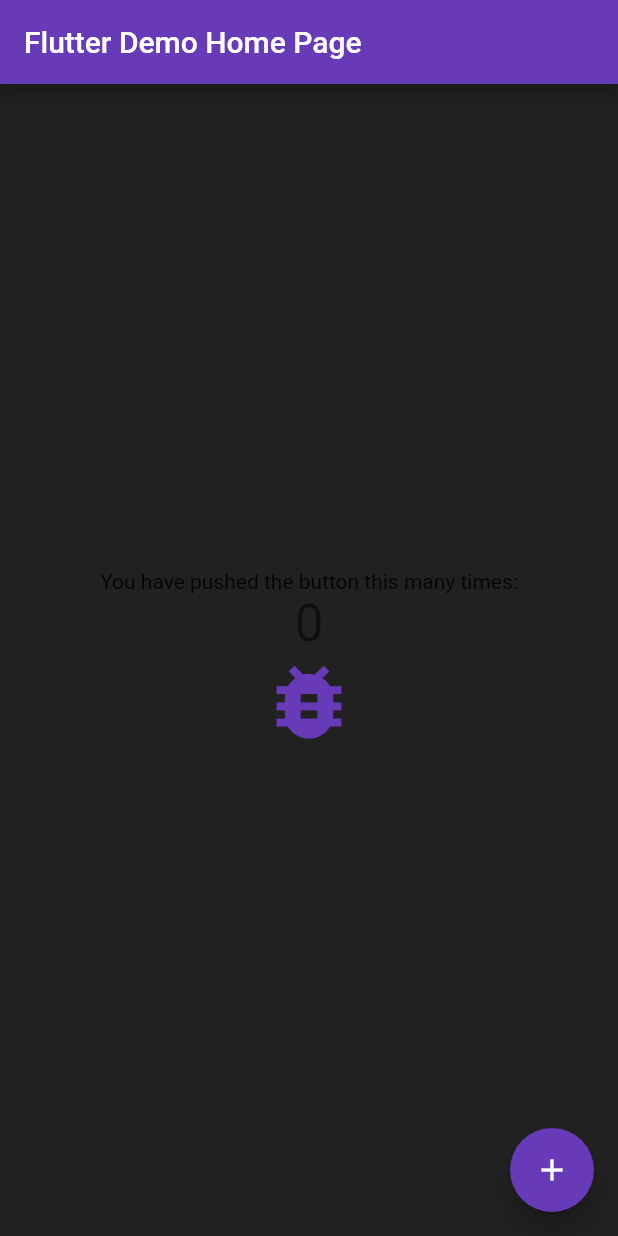
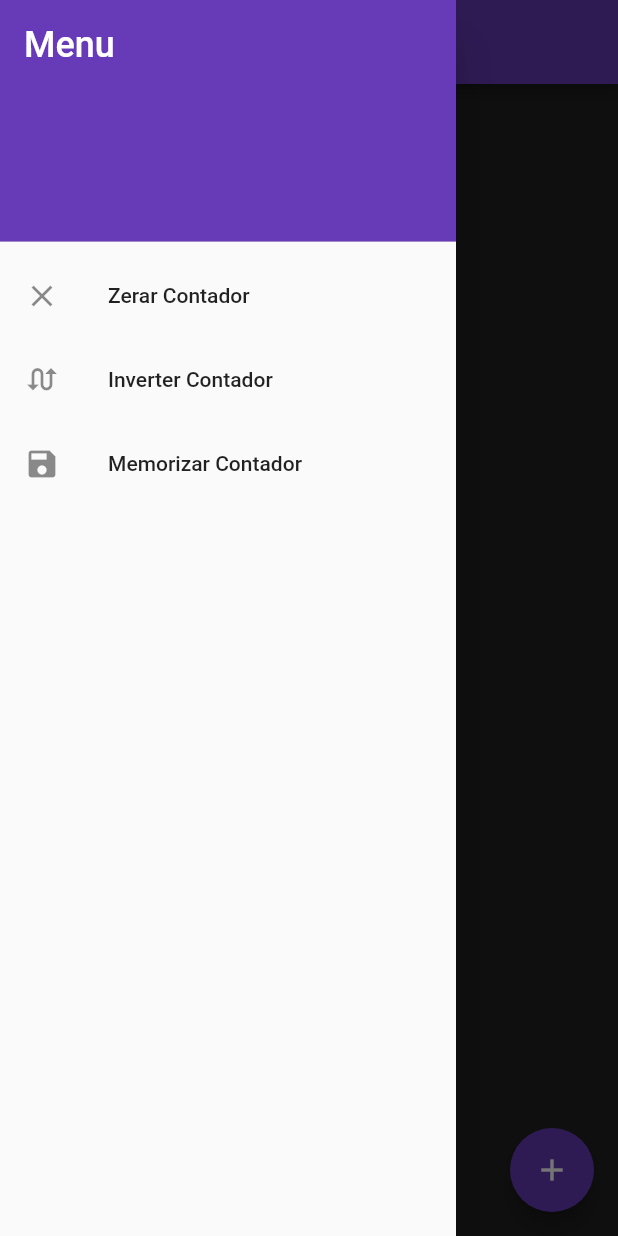
Before and after one commit to Gabriel-Hen/introdu-oFlutter, a Flutter app: the screen it shows after launch, with the side drawer open (before the commit the screen has no drawer), on a phone screen of 412 x 824 dp. Run offline on Flutter 3.47's test engine with Material 2 defaults, Android fonts, the phone set to English and light mode, and no system bars.

Commit message:
Exercicio matinal. Criacao de funcoes

```diff
--- a/lib/main.dart
+++ b/lib/main.dart
@@ -1,6 +1,5 @@
 import 'package:flutter/material.dart';
-import 'package:introducao_flutter/fiscal.dart';
-import 'package:introducao_flutter/model.dart';
+import 'package:introducao_flutter/my_home_page.dart';
 
 void main() {
   runApp(const MyApp());
@@ -13,102 +12,11 @@ class MyApp extends StatelessWidget {
   @override
   Widget build(BuildContext context) {
     return MaterialApp(
-      title: 'Flutter Demo',
-      theme: ThemeData(
-        primarySwatch: Colors.deepPurple,
-        scaffoldBackgroundColor: Colors.grey.shade900
-      ),
-      home: const MyHomePage(title: 'Flutter Demo Home Page'),
-    );
+        title: 'Flutter Demo',
+        theme: ThemeData(
+            primarySwatch: Colors.deepPurple,
+            scaffoldBackgroundColor: Colors.grey.shade900),
+        home: const MyHomePage(),
+        debugShowCheckedModeBanner: false,);
   }
 }
-
-class MyHomePage extends StatefulWidget {
-  const MyHomePage({Key? key, required this.title}) : super(key: key);
-
-  // This widget is the home page of your application. It is stateful, meaning
-  // that it has a State object (defined below) that contains fields that affect
-  // how it looks.
-
-  // This class is the configuration for the state. It holds the values (in this
-  // case the title) provided by the parent (in this case the App widget) and
-  // used by the build method of the State. Fields in a Widget subclass are
-  // always marked "final".
-
-  final String title;
-
-  @override
-  State<MyHomePage> createState() => _MyHomePageState();
-}
-
-class _MyHomePageState extends State<MyHomePage> {
-  int _counter = 0;
-
-  void _incrementCounter() {
-    mainEntidades();
-    mainNotaFiscal();
-    setState(() {
-      // This call to setState tells the Flutter framework that something has
-      // changed in this State, which causes it to rerun the build method below
-      // so that the display can reflect the updated values. If we changed
-      // _counter without calling setState(), then the build method would not be
-      // called again, and so nothing would appear to happen.
-      _counter++;
-    });
-  }
-
-  @override
-  Widget build(BuildContext context) {
-    // This method is rerun every time setState is called, for instance as done
-    // by the _incrementCounter method above.
-    //
-    // The Flutter framework has been optimized to make rerunning build methods
-    // fast, so that you can just rebuild anything that needs updating rather
-    // than having to individually change instances of widgets.
-    return Scaffold(
-      appBar: AppBar(
-        // Here we take the value from the MyHomePage object that was created by
-        // the App.build method, and use it to set our appbar title.
-        title: Text(widget.title),
-      ),
-      body: Center(
-        // Center is a layout widget. It takes a single child and positions it
-        // in the middle of the parent.
-        child: Column(
-          // Column is also a layout widget. It takes a list of children and
-          // arranges them vertically. By default, it sizes itself to fit its
-          // children horizontally, and tries to be as tall as its parent.
-          //
-          // Invoke "debug painting" (press "p" in the console, choose the
-          // "Toggle Debug Paint" action from the Flutter Inspector in Android
-          // Studio, or the "Toggle Debug Paint" command in Visual Studio Code)
-          // to see the wireframe for each widget.
-          //
-          // Column has various properties to control how it sizes itself and
-          // how it positions its children. Here we use mainAxisAlignment to
-          // center the children vertically; the main axis here is the vertical
-          // axis because Columns are vertical (the cross axis would be
-          // horizontal).
-          mainAxisAlignment: MainAxisAlignment.center,
-          children: <Widget>[
-            const Text(
-              'You have pushed the button this many times:',
-            ),
-            Text(
-              '$_counter',
-              style: Theme.of(context).textTheme.headline4,
-            ),
-            Icon(
-                Icons.bug_report,size: 65 , color: Theme.of(context).primaryColor
-            )
-          ],
-        ),
-      ),
-      floatingActionButton: FloatingActionButton(
-        onPressed: _incrementCounter,
-        tooltip: 'Increment',
-        child: const Icon(Icons.add),
-      ), // This trailing comma makes auto-formatting nicer for build methods.
-    );
-  }
-}
--- /dev/null
+++ b/lib/my_home_page.dart
@@ -0,0 +1,134 @@
+import 'package:flutter/material.dart';
+
+class MyHomePage extends StatefulWidget {
+  const MyHomePage({Key? key}) : super(key: key);
+
+
+  @override
+  State<MyHomePage> createState() => _MyHomePageState();
+}
+
+class _MyHomePageState extends State<MyHomePage> {
+
+  bool _incrementando = true;
+  int _contador = 0;
+  List<int> _historico = [];
+  int _totalHistorico = 0;
+
+
+  @override
+  Widget build(BuildContext context) {
+    return Scaffold(
+      appBar: AppBar(
+        title: const Text('App Flutter',
+              style: TextStyle(color: Colors.white)),
+      ),
+      drawer: _buildDrawer(context),
+      body: _buildCenter(context),
+      floatingActionButton: FloatingActionButton(
+        onPressed: _incrementarOuDecrementar,
+        tooltip: _incrementando ? 'Incrementar' : 'Decrementar',
+        child: _incrementando ? Icon(Icons.add) : Icon(Icons.remove),
+      ), // This trailing comma makes auto-formatting nicer for build methods.
+    );
+  }
+
+  Center _buildCenter(BuildContext context) {
+    return Center(
+      child: Column(
+        mainAxisAlignment: MainAxisAlignment.center,
+        children: <Widget>[
+          const Text(
+            'tocou o botao quantas vezes:',
+            style: TextStyle(fontSize: 15, color: Colors.white)),
+          const SizedBox(height: 20.0),
+          Text(
+            '$_contador',
+            style: TextStyle(fontSize: 50, color: Colors.white)),
+         const SizedBox(height: 20.0),
+         const Text(
+            'historico:',
+            style: TextStyle(fontSize: 25, color: Colors.white)),
+          const SizedBox(height: 20.0),
+          Padding(
+            padding: const EdgeInsets.symmetric(horizontal: 8.0),
+            child: Text(
+              _historico.isEmpty ? '(vazio)' : _historico.join (', '),
+                textAlign: TextAlign.center,
+                style: const TextStyle(fontSize: 25, color: Colors.white)
+            ),
+          ),
+          const SizedBox(height: 20.0),
+          const Text(
+              'total:',
+              style: TextStyle(fontSize: 25, color: Colors.white)),
+          const SizedBox(height: 20.0),
+          Text(
+              '$_totalHistorico',
+              textAlign: TextAlign.center,
+              style: const TextStyle(fontSize: 25, color: Colors.white)),
+          Icon(Icons.bug_report,
+              size: 65, color: Theme.of(context).primaryColor)
+        ],
+      ),
+    );
+  }
+
+  Drawer _buildDrawer(BuildContext context) {
+    return Drawer(
+      child: ListView(
+        children: [
+           DrawerHeader(
+            decoration: BoxDecoration(color: Theme.of(context).primaryColor),
+            child:const Text(
+              'Menu',
+              style: TextStyle(color: Colors.white, fontSize: 24)
+            )
+          ),
+          ListTile(leading: const Icon(Icons.clear),
+               title: const Text('Zerar Contador'),
+            onTap: _zerar),
+          ListTile(
+              leading: const Icon(Icons.swap_calls),
+              title: const Text('Inverter Contador'),
+              onTap: _inverter),
+          ListTile(leading: const Icon(Icons.save),
+              title: const Text('Memorizar Contador'),
+              onTap: _memorizar),
+        ]));
+  }
+  void _incrementarOuDecrementar() {
+    setState(() {
+      if(_incrementando){
+        _contador++;
+      }else{
+        _contador--;
+      }
+    });
+  }
+
+  void _zerar(){
+    Navigator.of(context).pop();
+    setState(() {
+      _contador = 0;
+      _historico.clear();
+      _totalHistorico = 0;
+    });
+
+  }
+
+  void _inverter(){
+    Navigator.of(context).pop();
+    setState(() {
+      _incrementando = !_incrementando;
+    });
+  }
+
+  void _memorizar(){
+    Navigator.of(context).pop();
+    setState(() {
+      _historico.add(_contador);
+      _totalHistorico = _historico.isEmpty ? 0 : _historico.reduce((a, b) => a + b);
+    });
+  }
+}
```
